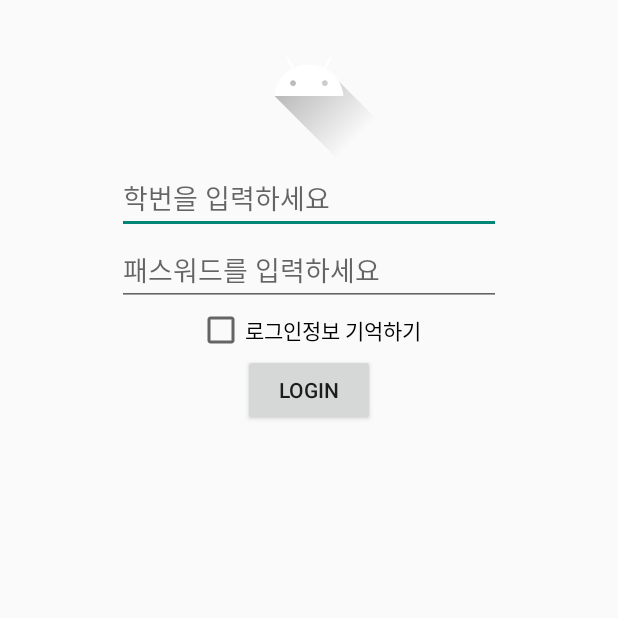
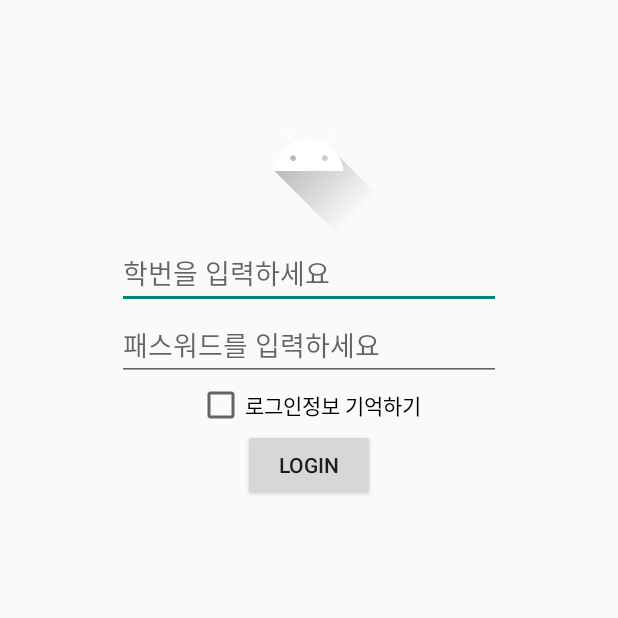
Before and after one commit to DimJe/FinalProject, an Android app: the screen it shows after launch (MainActivity), on a phone screen of 412 x 824 dp, the top half of it. Run offline under Robolectric (Android 15) with nearby library versions, the phone set to English and light mode, and no system bars.

Commit message:
오류 수정

```diff
--- a/app/src/main/res/anim/itemanim.xml
+++ b/app/src/main/res/anim/itemanim.xml
@@ -4,7 +4,7 @@
         android:startOffset="310"
         android:interpolator="@android:anim/accelerate_decelerate_interpolator"
         android:fromXDelta="100%"
-        android:duration="300"
+        android:duration="200"
         android:toXDelta="0%"
         />
 
--- a/app/src/main/res/layout/activity_main.xml
+++ b/app/src/main/res/layout/activity_main.xml
@@ -8,6 +8,7 @@
     tools:context=".MainActivity">
 
     <ImageView
+        android:layout_marginTop="50dp"
         android:layout_width="wrap_content"
         android:layout_height="wrap_content"
         android:layout_gravity="center"
--- a/app/src/main/res/layout/list_item_task.xml
+++ b/app/src/main/res/layout/list_item_task.xml
@@ -25,9 +25,9 @@
             android:id="@+id/professor"
             android:layout_width="wrap_content"
             android:layout_height="wrap_content"
-            android:layout_toRightOf="@id/courseName"
             android:layout_toLeftOf="@id/showMore"
             android:text="김상경"
+            android:layout_marginRight="10dp"
             android:gravity="center"
             android:textSize="15dp" />
 
--- a/app/src/main/res/values-night/themes.xml
+++ b/app/src/main/res/values-night/themes.xml
@@ -10,7 +10,8 @@
         <item name="colorSecondaryVariant">@color/teal_200</item>
         <item name="colorOnSecondary">@color/black</item>
         <!-- Status bar color. -->
-        <item name="android:statusBarColor" tools:targetApi="l">?attr/colorPrimaryVariant</item>
+        <item name="android:statusBarColor" tools:targetApi="l">?attr/colorOnPrimary</item>
+        <item name="android:windowLightStatusBar" tools:targetApi="m">false</item>
         <!-- Customize your theme here. -->
     </style>
 </resources>
--- a/app/src/main/res/values/themes.xml
+++ b/app/src/main/res/values/themes.xml
@@ -4,13 +4,14 @@
         <!-- Primary brand color. -->
         <item name="colorPrimary">@color/purple_500</item>
         <item name="colorPrimaryVariant">@color/white</item>
-        <item name="colorOnPrimary">@color/white</item>
+        <item name="colorOnPrimary">@color/black</item>
         <!-- Secondary brand color. -->
         <item name="colorSecondary">@color/teal_200</item>
         <item name="colorSecondaryVariant">@color/teal_700</item>
         <item name="colorOnSecondary">@color/black</item>
         <!-- Status bar color. -->
         <item name="android:statusBarColor" tools:targetApi="l">?attr/colorPrimaryVariant</item>
+        <item name="android:windowLightStatusBar" tools:targetApi="m">true</item>
         <!-- Customize your theme here. -->
     </style>
 </resources>
```
Also changed, not shown: app/src/main/res/layout/activity_task_view_with_cal.xml (+15 -11 lines), app/src/main/res/layout/list_item_day.xml (+7 -7 lines).
